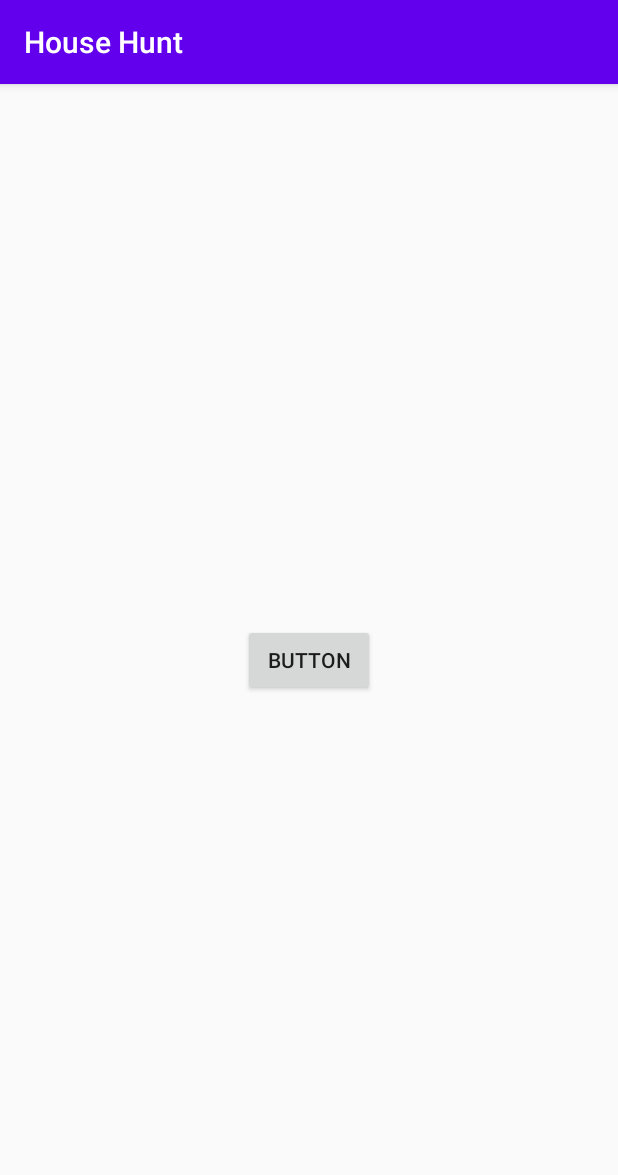
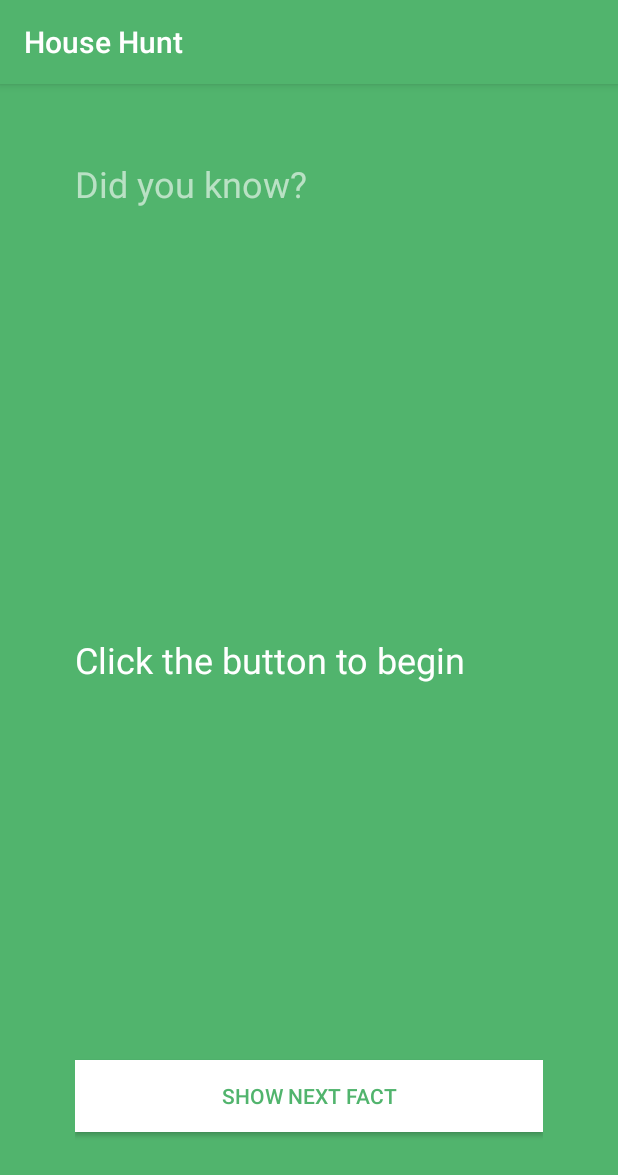
Before and after one commit to bctecnica/House-hunt, an Android app: the screen it shows after launch (MainGame), after a tap on "GENERATE", on a phone screen of 412 x 824 dp. Shown: the top 1175 px of the screen. Run offline under Robolectric (Android 15) with nearby library versions, the phone set to English and light mode, and no system bars.

Commit message:
Random colors from ColourWheel class implemented

```diff
--- /dev/null
+++ b/app/src/main/java/com/bctecnica/houseHunt/ColorWheel.java
@@ -0,0 +1,35 @@
+package com.bctecnica.houseHunt;
+
+import android.graphics.Color;
+import java.util.Random;
+
+public class ColorWheel {
+
+    // list of background colors to use
+    private String[] colors = {
+            "#39add1", // light blue
+            "#3079ab", // dark blue
+            "#c25975", // mauve
+            "#e15258", // red
+            "#f9845b", // orange
+            "#838cc7", // lavender
+            "#7d669e", // purple
+            "#53bbb4", // aqua
+            "#51b46d", // green
+            "#e0ab18", // mustard
+            "#637a91", // dark gray
+            "#f092b0", // pink
+            "#b7c0c7"  // light gray
+    };
+
+    // used to create a random color picker
+    public int getColor(){
+        Random randomGenerator = new Random();
+        int randomNumber = randomGenerator.nextInt(colors.length);
+
+        // Returns an int converted for the colors array for set background to use
+        int color = Color.parseColor(colors[randomNumber]);
+        return color;
+    }
+
+}
--- /dev/null
+++ b/app/src/main/java/com/bctecnica/houseHunt/ItemsToFind.java
@@ -0,0 +1,28 @@
+package com.bctecnica.houseHunt;
+
+import java.util.Random;
+
+public class ItemsToFind {
+
+    // Arrays for indoor/outdoor items to find
+    private String[] indoor = {
+            "indoor item 1", "indoor item 2", "indoor item 3",
+            "indoor item 4", "indoor item 5", "indoor item 6",
+            "indoor item 7", "indoor item 8", "indoor item 9",
+            "indoor item 10", "indoor item 11", "indoor item 12",
+    };
+
+    private String[] outdoor = {
+            "outdoor item 1", "outdoor item 2", "outdoor item 3",
+            "outdoor item 4", "outdoor item 5", "outdoor item 6",
+            "outdoor item 7", "outdoor item 8", "outdoor item 9",
+            "outdoor item 10", "outdoor item 11", "outdoor item 12",
+    };
+
+    // Used to create a random item to find
+    public String getFact(){
+        Random randomGenerator = new Random();
+        int randomNumber = randomGenerator.nextInt(indoor.length);
+        return indoor[randomNumber];
+    }
+}
--- a/app/src/main/java/com/bctecnica/houseHunt/MainActivity.java
+++ b/app/src/main/java/com/bctecnica/houseHunt/MainActivity.java
@@ -1,7 +1,6 @@
 package com.bctecnica.houseHunt;
 
 import androidx.appcompat.app.AppCompatActivity;
-
 import android.content.Intent;
 import android.os.Bundle;
 import android.view.View;
@@ -9,40 +8,39 @@ import android.widget.Button;
 import android.widget.ImageView;
 import android.widget.RadioButton;
 import android.widget.RadioGroup;
-import android.widget.Toast;
 
 public class MainActivity extends AppCompatActivity {
 
-    RadioGroup radioGroup;
-    RadioButton radioButton;
-    ImageView imageView;
-    Button button;
+    RadioGroup whereToPlayRadioGroup;
+    RadioButton userSelectionRadioButton;
+    ImageView playAreaImage;
+    Button generateButton;
     int[] wherePictures = { R.drawable.temp_inside, R.drawable.temp_outside, R.drawable.temp_both};
-    int index;
+    int passIndex;
 
     @Override
     protected void onCreate(Bundle savedInstanceState) {
         super.onCreate(savedInstanceState);
         setContentView(R.layout.activity_main);
 
-        radioGroup = findViewById(R.id.whereSelector);
-        imageView = findViewById(R.id.whereView);
-        button = findViewById(R.id.generateButton);
+        whereToPlayRadioGroup = findViewById(R.id.whereSelector);
+        playAreaImage = findViewById(R.id.whereView);
+        generateButton = findViewById(R.id.generateButton);
 
-        radioGroup.setOnCheckedChangeListener(new RadioGroup.OnCheckedChangeListener() {
+        whereToPlayRadioGroup.setOnCheckedChangeListener(new RadioGroup.OnCheckedChangeListener() {
             @Override
             public void onCheckedChanged(RadioGroup radioGroup, int i) {
-                radioButton = radioGroup.findViewById(i);
-                index = radioGroup.indexOfChild(radioButton);
-                imageView.setImageResource(wherePictures[index]);
+                userSelectionRadioButton = radioGroup.findViewById(i);
+                passIndex = radioGroup.indexOfChild(userSelectionRadioButton);
+                playAreaImage.setImageResource(wherePictures[passIndex]);
             }
         });
 
-        button.setOnClickListener(new View.OnClickListener() {
+        generateButton.setOnClickListener(new View.OnClickListener() {
             @Override
             public void onClick(View view) {
                 Intent i = new Intent(getApplicationContext(), MainGame.class);
-                i.putExtra("TOTAL_COUNT", index);
+                i.putExtra("PLAYER_SELECTION", passIndex);
                 startActivity(i);
             }
         });
--- a/app/src/main/java/com/bctecnica/houseHunt/MainGame.java
+++ b/app/src/main/java/com/bctecnica/houseHunt/MainGame.java
@@ -2,30 +2,48 @@ package com.bctecnica.houseHunt;
 
 import androidx.appcompat.app.AppCompatActivity;
 
-import android.content.Intent;
 import android.os.Bundle;
 import android.view.View;
 import android.widget.Button;
-import android.widget.Toast;
+import android.widget.RelativeLayout;
+import android.widget.TextView;
 
 public class MainGame extends AppCompatActivity {
+
+    private ItemsToFind factBook = new ItemsToFind();
+    private ColorWheel colorWheel = new ColorWheel();
+    private TextView itemToFindView;
+    private Button nextItemButton;
+    private RelativeLayout mainGameLayout;
     int passedNumber;
-    Button button;
 
     @Override
     protected void onCreate(Bundle savedInstanceState) {
         super.onCreate(savedInstanceState);
         setContentView(R.layout.activity_main_game);
 
-        passedNumber = getIntent().getIntExtra("TOTAL_COUNT",0);
+        // Sets player selection as int
+        passedNumber = getIntent().getIntExtra("PLAYER_SELECTION", 0);
 
-        button = findViewById(R.id.button);
+        // Link view elements to there corresponding java variables
+        itemToFindView = findViewById(R.id.itemToFindText);
+        nextItemButton = findViewById(R.id.nextItemButton);
+        mainGameLayout = findViewById(R.id.mainGameLayout);
 
-        button.setOnClickListener(new View.OnClickListener() {
+        // When next item button is clicked
+        nextItemButton.setOnClickListener(new View.OnClickListener() {
             @Override
             public void onClick(View view) {
-                Toast.makeText(getApplicationContext(),"number passed: " + passedNumber, Toast.LENGTH_SHORT).show();
+                // Sets next random item to textview and colour
+                String fact = factBook.getFact();
+                int color = colorWheel.getColor();
+
+                //updates the main text field with the random fact
+                itemToFindView.setText(fact);
+                mainGameLayout.setBackgroundColor(color);
+                nextItemButton.setTextColor(color);
             }
         });
     }
+
 }
--- a/app/src/main/res/layout/activity_main.xml
+++ b/app/src/main/res/layout/activity_main.xml
@@ -2,8 +2,10 @@
 <androidx.constraintlayout.widget.ConstraintLayout xmlns:android="http://schemas.android.com/apk/res/android"
     xmlns:app="http://schemas.android.com/apk/res-auto"
     xmlns:tools="http://schemas.android.com/tools"
+    android:id="@+id/openingLayout"
     android:layout_width="match_parent"
     android:layout_height="match_parent"
+    android:background="#51b46d"
     tools:context=".MainActivity">
 
     <ImageView
@@ -51,9 +53,10 @@
 
     <Button
         android:id="@+id/generateButton"
-        android:layout_width="wrap_content"
-        android:layout_height="wrap_content"
+        android:layout_width="219dp"
+        android:layout_height="48dp"
         android:layout_marginBottom="28dp"
+        android:background="#FFFFFF"
         android:text="GENERATE"
         app:layout_constraintBottom_toBottomOf="parent"
         app:layout_constraintEnd_toEndOf="parent"
--- a/app/src/main/res/layout/activity_main_game.xml
+++ b/app/src/main/res/layout/activity_main_game.xml
@@ -1,18 +1,42 @@
 <?xml version="1.0" encoding="utf-8"?>
-<androidx.constraintlayout.widget.ConstraintLayout xmlns:android="http://schemas.android.com/apk/res/android"
+<RelativeLayout xmlns:android="http://schemas.android.com/apk/res/android"
     xmlns:app="http://schemas.android.com/apk/res-auto"
     xmlns:tools="http://schemas.android.com/tools"
+    android:id="@+id/mainGameLayout"
     android:layout_width="match_parent"
     android:layout_height="match_parent"
-    tools:context=".MainGame">
+    android:background="#51b46d"
+    android:padding="50dp"
+    tools:context=".MainActivity">
+
+    <TextView
+        android:id="@+id/nextFindText"
+        android:layout_width="wrap_content"
+        android:layout_height="wrap_content"
+        android:text="Did you know?"
+        android:textColor="#99FFFFFF"
+        android:textSize="24sp" />
+
+    <TextView
+        android:id="@+id/itemToFindText"
+        android:layout_width="wrap_content"
+        android:layout_height="wrap_content"
+        android:layout_alignParentStart="true"
+        android:layout_alignParentLeft="true"
+        android:layout_centerVertical="true"
+        android:text="Click the button to begin"
+        android:textColor="#FFFFFF"
+        android:textSize="24sp" />
 
     <Button
-        android:id="@+id/button"
-        android:layout_width="wrap_content"
+        android:id="@+id/nextItemButton"
+        android:layout_width="match_parent"
         android:layout_height="wrap_content"
-        android:text="Button"
-        app:layout_constraintBottom_toBottomOf="parent"
-        app:layout_constraintEnd_toEndOf="parent"
-        app:layout_constraintStart_toStartOf="parent"
-        app:layout_constraintTop_toTopOf="parent" />
-</androidx.constraintlayout.widget.ConstraintLayout>
+        android:layout_alignParentBottom="true"
+        android:layout_centerHorizontal="true"
+        android:layout_marginBottom="19dp"
+        android:background="#FFFFFF"
+        android:text="Show next fact"
+        android:textColor="#51b46d" />
+
+</RelativeLayout>
--- a/app/src/main/res/values/styles.xml
+++ b/app/src/main/res/values/styles.xml
@@ -2,8 +2,8 @@
     <!-- Base application theme. -->
     <style name="AppTheme" parent="Theme.AppCompat.Light.DarkActionBar">
         <!-- Customize your theme here. -->
-        <item name="colorPrimary">@color/colorPrimary</item>
-        <item name="colorPrimaryDark">@color/colorPrimaryDark</item>
+        <item name="colorPrimary">#51b46d</item>
+        <item name="colorPrimaryDark">#000000</item>
         <item name="colorAccent">@color/colorAccent</item>
     </style>
 
```
